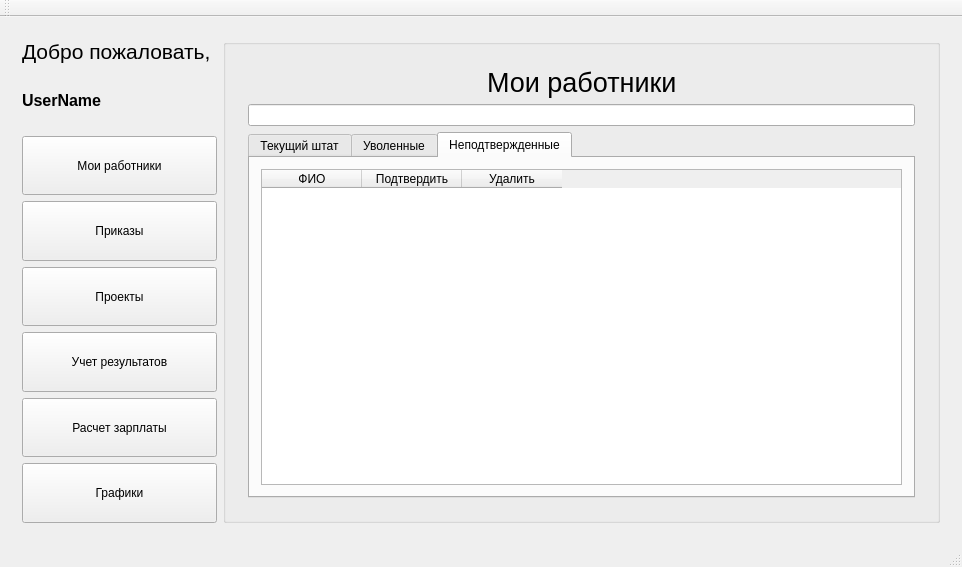
Qt form salary/salary.ui (a-mihaylov/salary) before a commit.
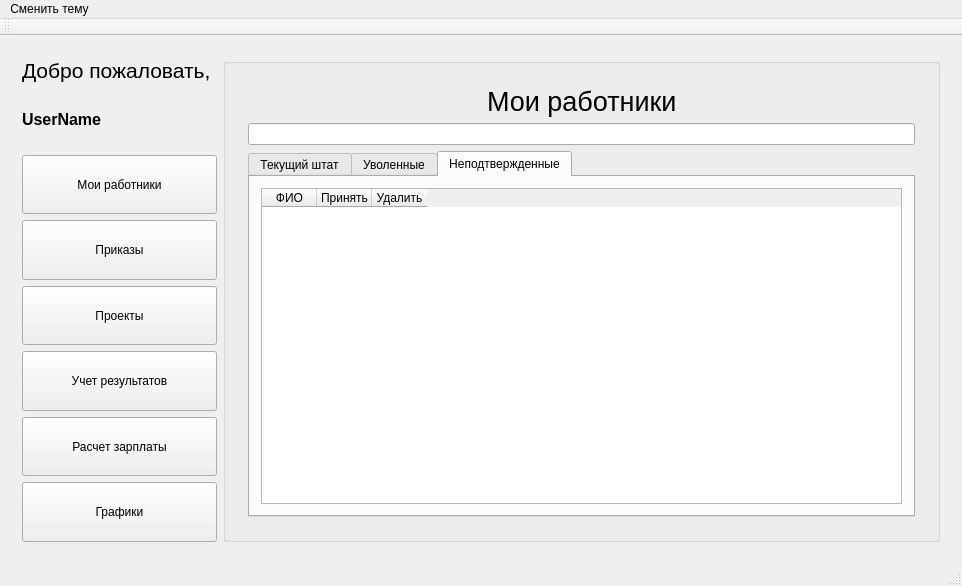
The same form after that commit. The open tabs and pages were chosen to show the change. Custom widgets are drawn as their Qt base class.

Commit message: Подключена и настроена темная тема приложения. Сменить можно через меню сверху или по F5

The edit to the form file:
```diff
--- a/salary/salary.ui
+++ b/salary/salary.ui
@@ -164,8 +164,11 @@
                   <layout class="QGridLayout" name="gridLayout_21">
                    <item row="0" column="0">
                     <widget class="QTableWidget" name="worker_uncofirmed_table">
+                     <attribute name="horizontalHeaderDefaultSectionSize">
+                      <number>55</number>
+                     </attribute>
                      <attribute name="horizontalHeaderMinimumSectionSize">
-                      <number>100</number>
+                      <number>23</number>
                      </attribute>
                      <column>
                       <property name="text">
@@ -174,7 +177,7 @@
                      </column>
                      <column>
                       <property name="text">
-                       <string>Подтвердить</string>
+                       <string>Принять</string>
                       </property>
                      </column>
                      <column>
@@ -2347,6 +2350,14 @@
      <height>21</height>
     </rect>
    </property>
+   <widget class="QMenu" name="change_color_theme">
+    <property name="title">
+     <string>Сменить тему</string>
+    </property>
+    <addaction name="menu_color_theme_light"/>
+    <addaction name="menu_color_theme_dark"/>
+   </widget>
+   <addaction name="change_color_theme"/>
   </widget>
   <widget class="QToolBar" name="mainToolBar">
    <attribute name="toolBarArea">
```
Left out of the diff: 14 changed lines with no effect on the pictures. The commit also changes 3 other files.
